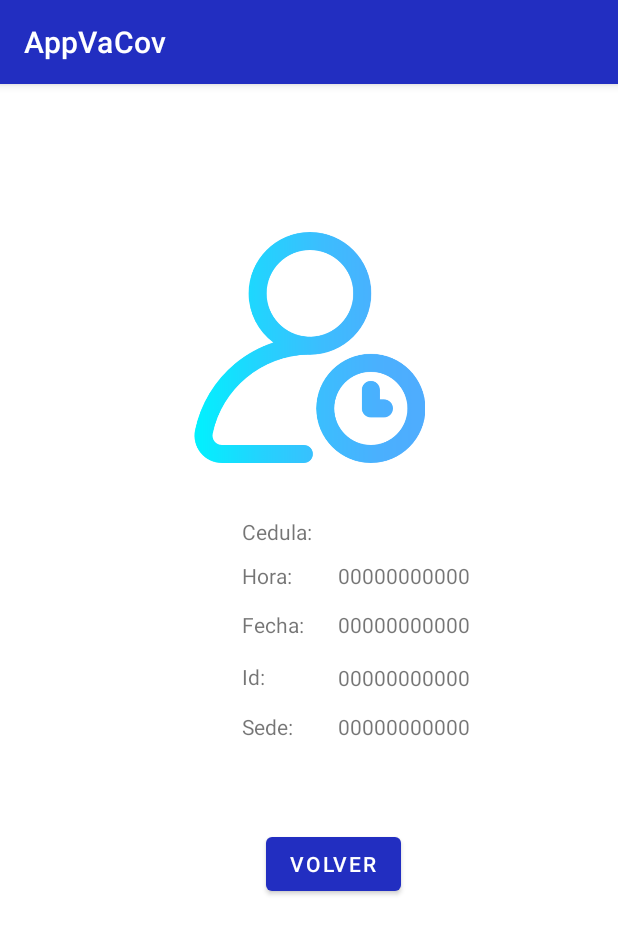
After one commit to J4kio/AppVaCov, an Android app: the Cita screen opened directly, with no data from a screen before it, on a phone screen of 412 x 824 dp. The commit adds this screen. Shown: the top 934 px of the screen. Run offline under Robolectric (Android 15) with nearby library versions, the phone set to English and light mode, and no system bars; our stand-ins replace Volley; network calls fail.

Commit message:
Consulta Citas

```diff
--- a/app/build.gradle
+++ b/app/build.gradle
@@ -33,6 +33,8 @@ dependencies {
     implementation 'androidx.appcompat:appcompat:1.1.0'
     implementation 'com.google.android.material:material:1.1.0'
     implementation 'androidx.constraintlayout:constraintlayout:1.1.3'
+    implementation 'androidx.cardview:cardview:1.0.0'
+    implementation 'androidx.recyclerview:recyclerview:1.2.0-rc01'
     testImplementation 'junit:junit:4.+'
     androidTestImplementation 'androidx.test.ext:junit:1.1.1'
     androidTestImplementation 'androidx.test.espresso:espresso-core:3.2.0'
--- a/app/src/main/AndroidManifest.xml
+++ b/app/src/main/AndroidManifest.xml
@@ -12,7 +12,9 @@
         android:supportsRtl="true"
         android:theme="@style/Theme.AppVaCov"
         android:usesCleartextTraffic="true">
-        <activity android:name=".AdminVacunas"></activity>
+        <activity android:name=".Cita"></activity>
+        <activity android:name=".AgendamientoCitas" />
+        <activity android:name=".AdminVacunas" />
         <activity android:name=".RegistroAdminVacunas" />
         <activity android:name=".RegistroRepresentanteSitioVacunacion" />
         <activity android:name=".RepresentanteSitioVacunacion" />
--- /dev/null
+++ b/app/src/main/java/com/example/appvacov/Cita.java
@@ -0,0 +1,88 @@
+package com.example.appvacov;
+
+import androidx.appcompat.app.AppCompatActivity;
+
+import android.content.Intent;
+import android.os.Bundle;
+import android.view.View;
+import android.widget.Button;
+import android.widget.EditText;
+import android.widget.TextView;
+import android.widget.Toast;
+
+import com.android.volley.Request;
+import com.android.volley.RequestQueue;
+import com.android.volley.Response;
+import com.android.volley.VolleyError;
+import com.android.volley.toolbox.JsonArrayRequest;
+import com.android.volley.toolbox.JsonObjectRequest;
+import com.android.volley.toolbox.Volley;
+
+import org.json.JSONArray;
+import org.json.JSONException;
+import org.json.JSONObject;
+
+public class Cita extends AppCompatActivity {
+    Button atras;
+    RequestQueue rq;
+    TextView textView,fecha, hora, id, sede;
+
+    public static final String EXTRA_MESSAGE = "message";
+    @Override
+    protected void onCreate(Bundle savedInstanceState) {
+        super.onCreate(savedInstanceState);
+
+
+        setContentView(R.layout.activity_cita);
+        Intent intent = getIntent();
+        String cedula = intent.getStringExtra(EXTRA_MESSAGE);
+        fecha = (TextView) findViewById(R.id.textView7);
+        hora = (TextView) findViewById(R.id.textView6);
+        id = (TextView) findViewById(R.id.textView8);
+        sede = (TextView) findViewById(R.id.textView9);
+
+        textView = (TextView) findViewById(R.id.textView5);
+        textView.setText(cedula);
+        consultar("http://192.168.0.227/appvacov/consulta_cita.php?usuario="+cedula);
+        atras = (Button) findViewById(R.id.button1);
+        atras.setOnClickListener(new View.OnClickListener() {
+            @Override
+            public void onClick(View v) {
+                startActivity(new Intent(Cita.this, UsuarioVacunacion.class));
+            }
+        });
+
+
+
+    }
+    private void consultar(String URL){
+        JsonArrayRequest jsonArrayRequest = new JsonArrayRequest(URL, new Response.Listener<JSONArray>() {
+            @Override
+            public void onResponse(JSONArray response) {
+                JSONObject jsonObject = null;
+                for (int i = 0; i < response.length(); i++) {
+                    try {
+                        jsonObject = response.getJSONObject(i);
+                        hora.setText(jsonObject.getString("hora"));
+                        fecha.setText(jsonObject.getString("fecha"));
+                        id.setText(jsonObject.getString("id"));
+                        sede.setText(jsonObject.getString("sede"));
+
+
+
+                    } catch (JSONException e) {
+                        Toast.makeText(getApplicationContext(), e.getMessage(), Toast.LENGTH_SHORT).show();
+                    }
+
+                }
+            }
+        }, new Response.ErrorListener() {
+            @Override
+            public void onErrorResponse(VolleyError error) {
+                Toast.makeText(getApplicationContext(), "Error", Toast.LENGTH_SHORT).show();
+            }
+        });
+        rq = Volley.newRequestQueue(this);
+        rq.add(jsonArrayRequest);
+    }
+}
--- /dev/null
+++ b/app/src/main/res/layout/activity_cita.xml
@@ -0,0 +1,136 @@
+<?xml version="1.0" encoding="utf-8"?>
+<androidx.constraintlayout.widget.ConstraintLayout xmlns:android="http://schemas.android.com/apk/res/android"
+    xmlns:app="http://schemas.android.com/apk/res-auto"
+    xmlns:tools="http://schemas.android.com/tools"
+    android:layout_width="match_parent"
+    android:layout_height="match_parent"
+    tools:context=".Cita">
+
+
+    <Button
+        android:id="@+id/button1"
+        android:layout_width="wrap_content"
+        android:layout_height="wrap_content"
+        android:layout_marginStart="16dp"
+        android:layout_marginLeft="16dp"
+        android:layout_marginTop="58dp"
+        android:text="Volver"
+        app:layout_constraintStart_toStartOf="@+id/textView4"
+        app:layout_constraintTop_toBottomOf="@+id/textView4" />
+
+    <TextView
+        android:id="@+id/textView4"
+        android:layout_width="wrap_content"
+        android:layout_height="wrap_content"
+        android:layout_marginTop="14dp"
+        android:text="Sede:"
+        app:layout_constraintStart_toStartOf="@+id/textView1"
+        app:layout_constraintTop_toBottomOf="@+id/textView1" />
+
+    <TextView
+        android:id="@+id/textView1"
+        android:layout_width="wrap_content"
+        android:layout_height="wrap_content"
+        android:layout_marginTop="15dp"
+        android:text="Id:"
+        app:layout_constraintStart_toStartOf="@+id/textView3"
+        app:layout_constraintTop_toBottomOf="@+id/textView3" />
+
+    <TextView
+        android:id="@+id/textView"
+
+        android:layout_width="wrap_content"
+        android:layout_height="wrap_content"
+        android:layout_marginEnd="17dp"
+        android:layout_marginRight="17dp"
+        android:text="Cedula:"
+        app:layout_constraintBaseline_toBaselineOf="@+id/textView5"
+        app:layout_constraintEnd_toStartOf="@+id/textView5"
+        app:layout_constraintHorizontal_chainStyle="packed"
+        app:layout_constraintStart_toStartOf="parent" />
+
+    <TextView
+        android:id="@+id/textView2"
+        android:layout_width="wrap_content"
+        android:layout_height="wrap_content"
+        android:layout_marginTop="318dp"
+        android:text="Hora:"
+        app:layout_constraintStart_toStartOf="@+id/textView"
+        app:layout_constraintTop_toTopOf="parent" />
+
+    <TextView
+        android:id="@+id/textView3"
+        android:layout_width="wrap_content"
+        android:layout_height="wrap_content"
+        android:layout_marginTop="13dp"
+        android:text="Fecha:"
+        app:layout_constraintStart_toStartOf="@+id/textView2"
+        app:layout_constraintTop_toBottomOf="@+id/textView2" />
+
+    <ImageView
+        android:id="@+id/imageView1"
+        android:layout_width="199dp"
+        android:layout_height="154dp"
+        android:layout_marginTop="98dp"
+        android:layout_marginBottom="98dp"
+        app:layout_constraintBottom_toTopOf="@+id/textView3"
+        app:layout_constraintEnd_toEndOf="parent"
+        app:layout_constraintStart_toStartOf="parent"
+        app:layout_constraintTop_toTopOf="parent"
+        app:srcCompat="@drawable/cita" />
+
+    <TextView
+        android:id="@+id/textView9"
+
+        android:layout_width="wrap_content"
+        android:layout_height="wrap_content"
+        android:layout_marginTop="13dp"
+        android:text="00000000000"
+        app:layout_constraintStart_toStartOf="@+id/textView8"
+        app:layout_constraintTop_toBottomOf="@+id/textView8" />
+
+    <TextView
+        android:id="@+id/textView5"
+
+        android:layout_width="wrap_content"
+        android:layout_height="wrap_content"
+        android:layout_marginEnd="25dp"
+        android:layout_marginRight="25dp"
+        android:layout_marginBottom="10dp"
+        android:text="00000000000"
+        app:layout_constraintBottom_toTopOf="@+id/textView2"
+        app:layout_constraintEnd_toEndOf="parent"
+        app:layout_constraintStart_toEndOf="@+id/textView" />
+
+    <TextView
+        android:id="@+id/textView6"
+
+        android:layout_width="wrap_content"
+        android:layout_height="wrap_content"
+        android:layout_marginTop="10dp"
+        android:text="00000000000"
+        app:layout_constraintStart_toStartOf="@+id/textView5"
+        app:layout_constraintTop_toBottomOf="@+id/textView5" />
+
+    <TextView
+        android:id="@+id/textView7"
+
+        android:layout_width="wrap_content"
+        android:layout_height="wrap_content"
+        android:layout_marginTop="13dp"
+        android:text="00000000000"
+        app:layout_constraintStart_toStartOf="@+id/textView6"
+        app:layout_constraintTop_toBottomOf="@+id/textView6" />
+
+    <TextView
+        android:id="@+id/textView8"
+
+        android:layout_width="wrap_content"
+        android:layout_height="wrap_content"
+        android:layout_marginTop="16dp"
+        android:text="00000000000"
+        app:layout_constraintStart_toStartOf="@+id/textView7"
+        app:layout_constraintTop_toBottomOf="@+id/textView7" />
+
+
+</androidx.constraintlayout.widget.ConstraintLayout>
--- a/app/src/main/res/layout/activity_usuario_vacunacion.xml
+++ b/app/src/main/res/layout/activity_usuario_vacunacion.xml
@@ -14,7 +14,7 @@
         android:layout_marginLeft="130dp"
         android:layout_marginEnd="2dp"
         android:layout_marginRight="2dp"
-        android:text=""
+        android:text="Cedula:"
         app:layout_constraintBottom_toTopOf="@+id/imageView4"
         app:layout_constraintEnd_toStartOf="@+id/imageView4"
         app:layout_constraintStart_toStartOf="parent"
--- a/app/src/main/res/values/strings.xml
+++ b/app/src/main/res/values/strings.xml
@@ -10,6 +10,8 @@
     <string name="id_sitio">Id Sitio De Vacunación</string>
     <string name="Cedula">Cedula</string>
     <string name="fecha">Fecha de Nacimiento</string>
+    <string name="fecha2">Fecha</string>
+    <string name="hora">Hora</string>
     <string-array name="tipo_usuario">
         <item>Usuario de Vacunación</item>
         <item>Personal de Vacunación</item>
```
Also changed, not shown: app/src/main/java/com/example/appvacov/AgendamientoCitas.java (added, +145 -0 lines), app/src/main/java/com/example/appvacov/MainActivity.java (+9 -2 lines), app/src/main/java/com/example/appvacov/PersonalVacunacion.java (+7 -0 lines), app/src/main/java/com/example/appvacov/UsuarioVacunacion.java (+39 -1 lines), app/src/main/res/layout/activity_agendamiento_citas.xml (added, +74 -0 lines), app/src/main/res/layout/activity_personal_vacunacion.xml (+13 -13 lines), app/src/main/res/drawable/calendario.png (added), app/src/main/res/drawable/cita.png (added).
